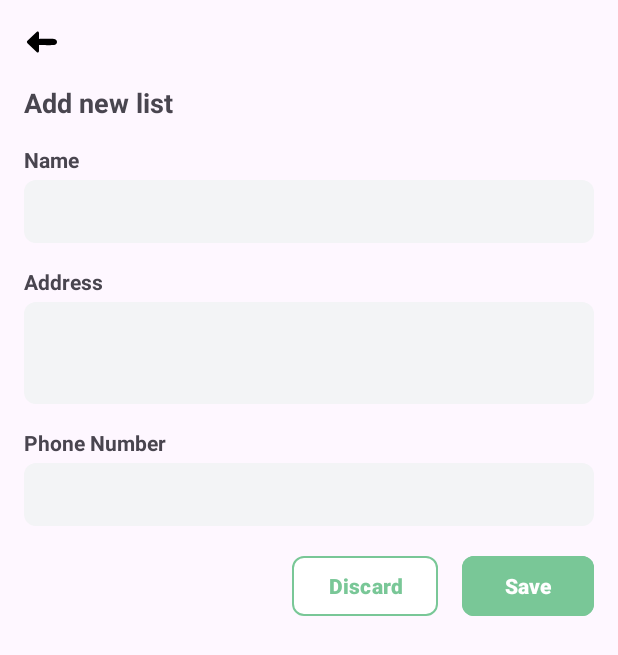
After one commit to mukhlisakb/Medical-Info-App, an Android app: the InputFragment screen opened through its navigation route, on a phone screen of 412 x 824 dp. The commit adds this screen. Shown: the top 655 px of the screen. Run offline under Robolectric (Android 15) with nearby library versions, the phone set to English and light mode, and no system bars.

Commit message:
feat:update feature

```diff
--- a/app/build.gradle.kts
+++ b/app/build.gradle.kts
@@ -43,6 +43,9 @@ dependencies {
     implementation(libs.material)
     implementation(libs.androidx.activity)
     implementation(libs.androidx.constraintlayout)
+    implementation(libs.androidx.navigation.fragment.ktx)
+    implementation(libs.androidx.navigation.ui.ktx)
+    implementation(libs.androidx.fragment)
     testImplementation(libs.junit)
     androidTestImplementation(libs.androidx.junit)
     androidTestImplementation(libs.androidx.espresso.core)
--- /dev/null
+++ b/app/src/main/java/com/example/medicalinfoapps/input/InputFragment.kt
@@ -0,0 +1,60 @@
+package com.example.medicalinfoapps.input
+
+import android.os.Bundle
+import androidx.fragment.app.Fragment
+import android.view.LayoutInflater
+import android.view.View
+import android.view.ViewGroup
+import com.example.medicalinfoapps.R
+
+// TODO: Rename parameter arguments, choose names that match
+// the fragment initialization parameters, e.g. ARG_ITEM_NUMBER
+private const val ARG_PARAM1 = "param1"
+private const val ARG_PARAM2 = "param2"
+
+/**
+ * A simple [Fragment] subclass.
+ * Use the [InputFragment.newInstance] factory method to
+ * create an instance of this fragment.
+ */
+class InputFragment : Fragment() {
+    // TODO: Rename and change types of parameters
+    private var param1: String? = null
+    private var param2: String? = null
+
+    override fun onCreate(savedInstanceState: Bundle?) {
+        super.onCreate(savedInstanceState)
+        arguments?.let {
+            param1 = it.getString(ARG_PARAM1)
+            param2 = it.getString(ARG_PARAM2)
+        }
+    }
+
+    override fun onCreateView(
+        inflater: LayoutInflater, container: ViewGroup?,
+        savedInstanceState: Bundle?
+    ): View? {
+        // Inflate the layout for this fragment
+        return inflater.inflate(R.layout.fragment_input, container, false)
+    }
+
+    companion object {
+        /**
+         * Use this factory method to create a new instance of
+         * this fragment using the provided parameters.
+         *
+         * @param param1 Parameter 1.
+         * @param param2 Parameter 2.
+         * @return A new instance of fragment InputFragment.
+         */
+        // TODO: Rename and change types and number of parameters
+        @JvmStatic
+        fun newInstance(param1: String, param2: String) =
+            InputFragment().apply {
+                arguments = Bundle().apply {
+                    putString(ARG_PARAM1, param1)
+                    putString(ARG_PARAM2, param2)
+                }
+            }
+    }
+}
--- a/app/src/main/java/com/example/medicalinfoapps/main/MainActivity.kt
+++ b/app/src/main/java/com/example/medicalinfoapps/main/MainActivity.kt
@@ -17,10 +17,5 @@ class MainActivity : AppCompatActivity() {
             v.setPadding(systemBars.left, systemBars.top, systemBars.right, systemBars.bottom)
             insets
         }
-        if (savedInstanceState == null) {
-            supportFragmentManager.beginTransaction()
-                .replace(R.id.fragment_container, MainFragment.newInstance("",""))
-                .commitNow()
-        }
     }
 }
--- a/app/src/main/java/com/example/medicalinfoapps/main/MainFragment.kt
+++ b/app/src/main/java/com/example/medicalinfoapps/main/MainFragment.kt
@@ -5,8 +5,12 @@ import androidx.fragment.app.Fragment
 import android.view.LayoutInflater
 import android.view.View
 import android.view.ViewGroup
+import androidx.core.os.bundleOf
+import androidx.navigation.fragment.findNavController
+import androidx.recyclerview.widget.LinearLayoutManager
 import androidx.recyclerview.widget.RecyclerView
 import com.example.medicalinfoapps.R
+import com.example.medicalinfoapps.common.MedicalInfo
 import com.google.android.material.floatingactionbutton.FloatingActionButton
 
 private const val ARG_PARAM1 = "param1"
@@ -19,6 +23,7 @@ class MainFragment : Fragment() {
     private var param2: String? = null
     private val rvMedicalInfo by lazy { view?.findViewById<RecyclerView>(R.id.rv_medical_info) }
     private val febAddData by lazy { view?.findViewById<FloatingActionButton>(R.id.feb_add_data) }
+    private val adapter: MedicalInfoAdapter by lazy { MedicalInfoAdapter() }
 
     override fun onCreate(savedInstanceState: Bundle?) {
         super.onCreate(savedInstanceState)
@@ -36,6 +41,29 @@ class MainFragment : Fragment() {
         return inflater.inflate(R.layout.fragment_main, container, false)
     }
 
+    override fun onViewCreated(view: View, savedInstanceState: Bundle?) {
+        super.onViewCreated(view, savedInstanceState)
+        initMedicalInfoList()
+        febAddData?.setOnClickListener {
+            val bundle = bundleOf("medicalInfoData" to adapter.currentList.toTypedArray())
+            findNavController().navigate(R.id.action_mainFragment_to_inputFragment, bundle)
+        }
+
+    }
+
+    private fun initMedicalInfoList() {
+        rvMedicalInfo?.layoutManager = LinearLayoutManager(context)
+        rvMedicalInfo?.adapter = adapter
+        adapter.setData(generateDummyData())
+    }
+
+    private fun generateDummyData(): List<MedicalInfo> {
+        return listOf(
+            MedicalInfo(hospitalName = "Hospital 1"),
+            MedicalInfo(hospitalName = "Hospital 2"),
+        )
+    }
+
     companion object {
         @JvmStatic
         fun newInstance(param1: String, param2: String) =
--- a/app/src/main/java/com/example/medicalinfoapps/main/MedicalInfoAdapter.kt
+++ b/app/src/main/java/com/example/medicalinfoapps/main/MedicalInfoAdapter.kt
@@ -1,7 +1,41 @@
 package com.example.medicalinfoapps.main
 
+import android.view.LayoutInflater
+import android.view.View
+import android.view.ViewGroup
+import android.widget.TextView
 import androidx.recyclerview.widget.ListAdapter
+import androidx.recyclerview.widget.RecyclerView
+import com.example.medicalinfoapps.R
 import com.example.medicalinfoapps.common.MedicalInfo
 
-class MedicalInfoAdapter: ListAdapter<MedicalInfo, MedicalInfoViewHolder>(DiffUtilCallBack()) {
+class MedicalInfoAdapter: ListAdapter<MedicalInfo, MedicalInfoAdapter.MedicalInfoViewHolder>(DiffUtilCallBack()) {
+    inner class MedicalInfoViewHolder(itemView: View): RecyclerView.ViewHolder(itemView) {
+        fun bind(item: MedicalInfo) {
+            val hospitalName = itemView.findViewById<TextView>(R.id.tv_hospital_name)
+            val hospitalAddress = itemView.findViewById<TextView>(R.id.tv_hospital_address)
+            val hospitalPhone = itemView.findViewById<TextView>(R.id.tv_hospital_phone)
+
+            hospitalName.text = item.hospitalName
+            hospitalAddress.text = item.hospitalAddress
+            hospitalPhone.text = item.hospitalPhone
+
+        }
+    }
+    override fun onCreateViewHolder(parent: ViewGroup, viewType: Int): MedicalInfoViewHolder {
+        val view = LayoutInflater.from(parent.context).inflate(R.layout.item_medical_info, parent, false)
+        return MedicalInfoViewHolder(view)
+    }
+    override fun onBindViewHolder(holder: MedicalInfoViewHolder, position: Int) {
+        holder.bind(getItem(position))
+    }
+
+    fun setData(itemList: List<MedicalInfo>) {
+        submitList(itemList)
+    }
+
+    fun addData(newItems: MedicalInfo) {
+        submitList(currentList + newItems)
+
+    }
 }
--- /dev/null
+++ b/app/src/main/res/drawable/back_arrow.xml
@@ -0,0 +1,9 @@
+<vector xmlns:android="http://schemas.android.com/apk/res/android"
+    android:width="24dp"
+    android:height="24dp"
+    android:viewportWidth="24"
+    android:viewportHeight="24">
+  <path
+      android:fillColor="#FF000000"
+      android:pathData="M20,10c-2.3,-0.2 -10,0 -10,0V6c0,-0.8 -0.8,-1.3 -1.4,-0.8l-6.3,6c-0.5,0.4 -0.5,1.2 0,1.6l6.3,6c0.6,0.5 1.4,0 1.4,-0.8v-4c0,0 7.6,0.2 10,0c1.1,-0.1 2,-0.9 2,-2C22,10.9 21.1,10.1 20,10z"/>
+</vector>
--- /dev/null
+++ b/app/src/main/res/drawable/textfield_background_shape.xml
@@ -0,0 +1,5 @@
+<?xml version="1.0" encoding="utf-8"?>
+<shape xmlns:android="http://schemas.android.com/apk/res/android">
+    <solid android:color="@color/textfield_background_color" />
+    <corners android:radius="8dp" />
+</shape>
--- a/app/src/main/res/layout/activity_main.xml
+++ b/app/src/main/res/layout/activity_main.xml
@@ -7,11 +7,14 @@
     android:layout_height="match_parent"
     tools:context=".main.MainActivity">
 
-    <FrameLayout
+    <androidx.fragment.app.FragmentContainerView
         android:id="@+id/fragment_container"
-        android:layout_width="wrap_content"
-        android:layout_height="wrap_content"
+        android:layout_width="match_parent"
+        android:layout_height="match_parent"
         android:text="Hello World!"
+        android:name="androidx.navigation.fragment.NavHostFragment"
+        app:defaultNavHost = "true"
+        app:navGraph = "@navigation/nav_graph"
         app:layout_constraintBottom_toBottomOf="parent"
         app:layout_constraintEnd_toEndOf="parent"
         app:layout_constraintStart_toStartOf="parent"
--- /dev/null
+++ b/app/src/main/res/layout/fragment_input.xml
@@ -0,0 +1,129 @@
+<?xml version="1.0" encoding="utf-8"?>
+<androidx.constraintlayout.widget.ConstraintLayout xmlns:android="http://schemas.android.com/apk/res/android"
+    xmlns:tools="http://schemas.android.com/tools"
+    android:layout_width="match_parent"
+    android:layout_height="match_parent"
+    xmlns:app="http://schemas.android.com/apk/res-auto"
+    tools:context=".input.InputFragment">
+
+    <ImageView
+        android:id="@+id/iv_back_arrow"
+        android:layout_width="wrap_content"
+        android:layout_height="wrap_content"
+        android:layout_margin="16dp"
+        android:src="@drawable/back_arrow"
+        app:layout_constraintTop_toTopOf="parent"
+        app:layout_constraintStart_toStartOf="parent"
+        />
+
+    <TextView
+        android:id="@+id/tv_title"
+        android:layout_width="wrap_content"
+        android:layout_height="wrap_content"
+        android:text="Add new list"
+        android:textSize="18sp"
+        android:textStyle="bold"
+        app:layout_constraintTop_toBottomOf="@+id/iv_back_arrow"
+        app:layout_constraintStart_toStartOf="@+id/iv_back_arrow"
+        android:layout_marginTop="16dp"
+        />
+
+    <TextView
+        android:id="@+id/tv_hospital_name_label"
+        android:layout_width="wrap_content"
+        android:layout_height="wrap_content"
+        app:layout_constraintTop_toBottomOf="@+id/tv_title"
+        app:layout_constraintStart_toStartOf="@id/tv_title"
+        android:text="Name"
+        android:textStyle="bold"
+        android:layout_marginTop="16dp"
+        />
+
+    <com.google.android.material.textfield.TextInputEditText
+        android:id="@+id/input_hospital_name"
+        android:layout_width="match_parent"
+        android:layout_height="42dp"
+        android:layout_marginTop="4dp"
+        android:layout_marginHorizontal="16dp"
+        android:background="@drawable/textfield_background_shape"
+        app:layout_constraintTop_toBottomOf="@id/tv_hospital_name_label"
+        app:layout_constraintStart_toStartOf="parent"
+        app:layout_constraintEnd_toEndOf="parent"
+        />
+
+    <TextView
+        android:id="@+id/tv_address_name_label"
+        android:layout_width="wrap_content"
+        android:layout_height="wrap_content"
+        app:layout_constraintTop_toBottomOf="@+id/input_hospital_name"
+        app:layout_constraintStart_toStartOf="@id/tv_title"
+        android:text="Address"
+        android:textStyle="bold"
+        android:layout_marginTop="16dp"
+        />
+
+    <com.google.android.material.textfield.TextInputEditText
+        android:id="@+id/input_address_name"
+        android:layout_width="match_parent"
+        android:layout_height="68dp"
+        android:layout_marginTop="4dp"
+        android:layout_marginHorizontal="16dp"
+        android:background="@drawable/textfield_background_shape"
+        app:layout_constraintTop_toBottomOf="@id/tv_address_name_label"
+        app:layout_constraintStart_toStartOf="parent"
+        app:layout_constraintEnd_toEndOf="parent"
+        />
+
+    <TextView
+        android:id="@+id/tv_phone_name_label"
+        android:layout_width="wrap_content"
+        android:layout_height="wrap_content"
+        app:layout_constraintTop_toBottomOf="@+id/input_address_name"
+        app:layout_constraintStart_toStartOf="@id/tv_title"
+        android:text="Phone Number"
+        android:textStyle="bold"
+        android:layout_marginTop="16dp"
+        />
+
+    <com.google.android.material.textfield.TextInputEditText
+        android:id="@+id/input_phone_name"
+        android:layout_width="match_parent"
+        android:layout_height="42dp"
+        android:layout_marginTop="4dp"
+        android:layout_marginHorizontal="16dp"
+        android:background="@drawable/textfield_background_shape"
+        app:layout_constraintTop_toBottomOf="@id/tv_phone_name_label"
+        app:layout_constraintStart_toStartOf="parent"
+        app:layout_constraintEnd_toEndOf="parent"
+        />
+
+    <com.google.android.material.button.MaterialButton
+        android:id="@+id/btn_save"
+        android:layout_width="wrap_content"
+        android:layout_height="wrap_content"
+        android:backgroundTint="@color/main_backgroud"
+        android:textStyle="bold"
+        android:text="Save"
+        app:cornerRadius="8dp"
+        android:layout_margin="16dp"
+        app:layout_constraintTop_toBottomOf="@id/input_phone_name"
+        app:layout_constraintEnd_toEndOf="parent"
+        />
+
+    <com.google.android.material.button.MaterialButton
+        android:id="@+id/btn_discard"
+        android:layout_width="wrap_content"
+        android:layout_height="wrap_content"
+        android:text="Discard"
+        android:backgroundTint="@color/white"
+        android:textColor="@color/main_backgroud"
+        app:strokeColor="@color/main_backgroud"
+        app:strokeWidth="1dp"
+        android:textStyle="bold"
+        app:layout_constraintTop_toTopOf="@id/btn_save"
+        app:layout_constraintBottom_toBottomOf="@id/btn_save"
+        app:layout_constraintEnd_toStartOf="@id/btn_save"
+        android:layout_marginEnd="16dp"
+        app:cornerRadius="8dp"/>
+
+</androidx.constraintlayout.widget.ConstraintLayout>
--- /dev/null
+++ b/app/src/main/res/navigation/nav_graph.xml
@@ -0,0 +1,26 @@
+<?xml version="1.0" encoding="utf-8"?>
+<navigation xmlns:android="http://schemas.android.com/apk/res/android"
+    xmlns:app="http://schemas.android.com/apk/res-auto"
+    xmlns:tools="http://schemas.android.com/tools"
+    android:id="@+id/nav_graph"
+    app:startDestination="@id/mainFragment">
+
+    <fragment
+        android:id="@+id/mainFragment"
+        android:name="com.example.medicalinfoapps.main.MainFragment"
+        android:label="fragment_main"
+        tools:layout="@layout/fragment_main" >
+
+        <argument
+            android:name="medicalInfoData"
+            app:argType="com.example.medicalinfoapps.common.MedicalInfo" />
+        <action
+            android:id="@+id/action_mainFragment_to_inputFragment"
+            app:destination="@id/inputFragment" />
+    </fragment>
+    <fragment
+        android:id="@+id/inputFragment"
+        android:name="com.example.medicalinfoapps.input.InputFragment"
+        android:label="fragment_input"
+        tools:layout="@layout/fragment_input" />
+</navigation>
--- a/app/src/main/res/values/colors.xml
+++ b/app/src/main/res/values/colors.xml
@@ -4,4 +4,5 @@
     <color name="white">#FFFFFFFF</color>
     <color name="main_backgroud">#79C797</color>
     <color name="feb_color">#288F16</color>
+    <color name="textfield_background_color">#F3F4F6</color>
 </resources>
--- a/gradle/libs.versions.toml
+++ b/gradle/libs.versions.toml
@@ -9,6 +9,9 @@ appcompat = "1.7.0"
 material = "1.12.0"
 activity = "1.9.2"
 constraintlayout = "2.1.4"
+navigationFragmentKtx = "2.8.2"
+navigationUiKtx = "2.8.2"
+fragment = "1.8.4"
 
 [libraries]
 androidx-core-ktx = { group = "androidx.core", name = "core-ktx", version.ref = "coreKtx" }
@@ -19,6 +22,9 @@ androidx-appcompat = { group = "androidx.appcompat", name = "appcompat", version
 material = { group = "com.google.android.material", name = "material", version.ref = "material" }
 androidx-activity = { group = "androidx.activity", name = "activity", version.ref = "activity" }
 androidx-constraintlayout = { group = "androidx.constraintlayout", name = "constraintlayout", version.ref = "constraintlayout" }
+androidx-navigation-fragment-ktx = { group = "androidx.navigation", name = "navigation-fragment-ktx", version.ref = "navigationFragmentKtx" }
+androidx-navigation-ui-ktx = { group = "androidx.navigation", name = "navigation-ui-ktx", version.ref = "navigationUiKtx" }
+androidx-fragment = { group = "androidx.fragment", name = "fragment", version.ref = "fragment" }
 
 [plugins]
 android-application = { id = "com.android.application", version.ref = "agp" }
```
Also changed, not shown: 1 other file.
